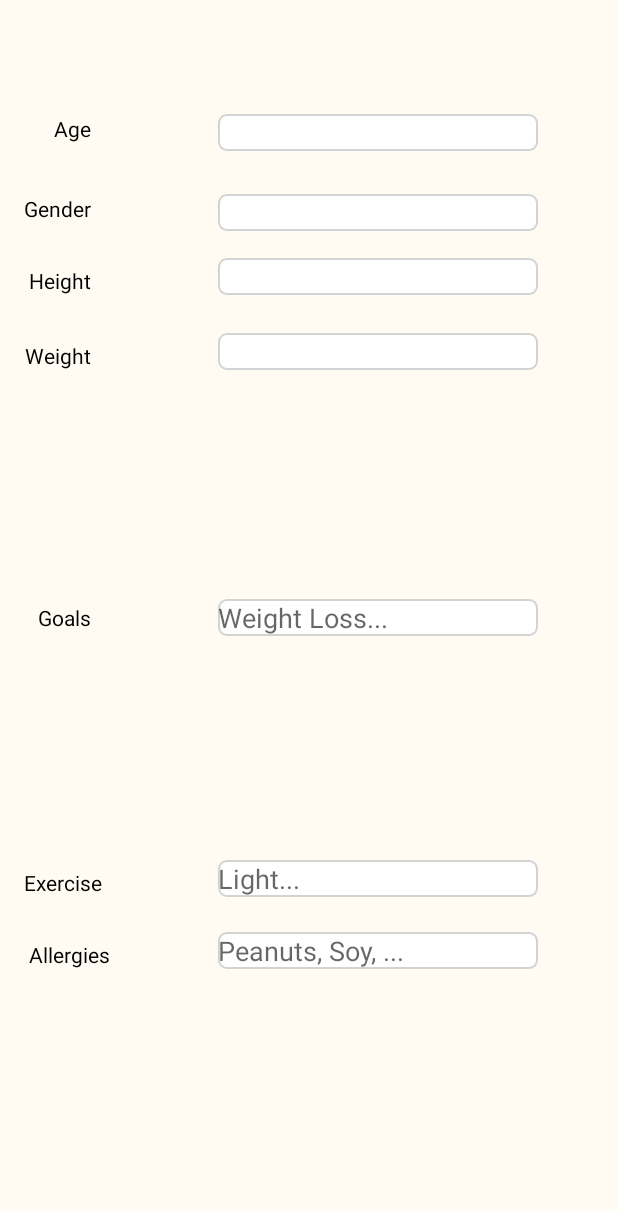
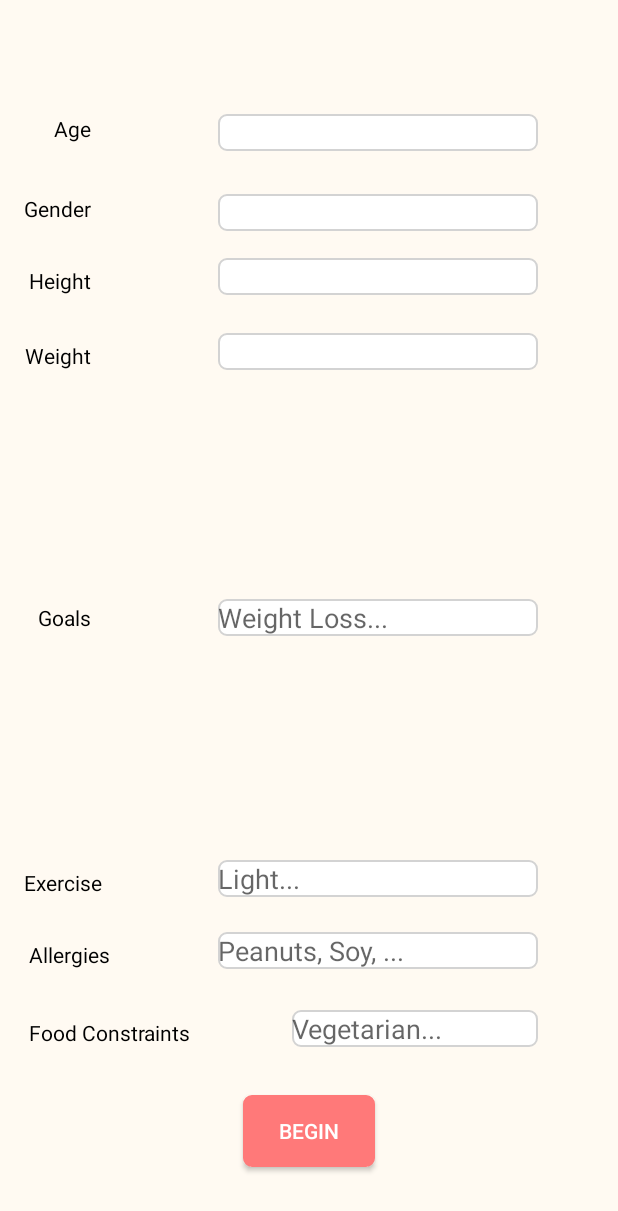
Before and after one commit to nashanator17/NutritionAI, an Android app: the SignupActivity screen opened directly, with no data from a screen before it, on a phone screen of 412 x 824 dp. Shown: the top 1211 px of the screen. Run offline under Robolectric (Android 15) with nearby library versions, the phone set to English and light mode, and no system bars.

Commit message:
Added signup screen button and navigation to main screen

```diff
--- a/MobileDev/app/src/main/java/com/example/djabbour/basquette/SignupActivity.java
+++ b/MobileDev/app/src/main/java/com/example/djabbour/basquette/SignupActivity.java
@@ -1,7 +1,10 @@
 package com.example.djabbour.basquette;
 
+import android.content.Intent;
 import android.os.Bundle;
 import android.support.v7.app.AppCompatActivity;
+import android.view.View;
+import android.widget.Button;
 
 public class SignupActivity extends AppCompatActivity {
 
@@ -9,6 +12,18 @@ public class SignupActivity extends AppCompatActivity {
     protected void onCreate(Bundle savedInstanceState) {
         super.onCreate(savedInstanceState);
         setContentView(R.layout.activity_signup);
+
+        Button beginButton = (Button) findViewById(R.id.beginButton);
+
+        //Navigate to main screen on login
+        beginButton.setOnClickListener(new View.OnClickListener() {
+            @Override
+            public void onClick(View view) {
+                Intent intent = new Intent(SignupActivity.this, MainActivity.class);
+                startActivity(intent);
+            }
+        });
     }
 
+
 }
--- a/MobileDev/app/src/main/res/layout/activity_signup.xml
+++ b/MobileDev/app/src/main/res/layout/activity_signup.xml
@@ -80,6 +80,15 @@
         android:text="Allergies"
         android:textColor="@color/black" />
 
+    <TextView
+        android:id="@+id/restrictionsTitle"
+        android:layout_width="wrap_content"
+        android:layout_height="wrap_content"
+        android:layout_alignBottom="@+id/restrictions"
+        android:layout_alignStart="@+id/heightTitle"
+        android:text="Food Constraints"
+        android:textColor="@color/black" />
+
     <EditText
         android:id="@+id/age"
         android:layout_width="wrap_content"
@@ -147,4 +156,27 @@
         android:ems="10"
         android:hint="Peanuts, Soy, ..." />
 
+    <EditText
+        android:id="@+id/restrictions"
+        android:layout_width="164dp"
+        android:layout_height="wrap_content"
+        android:layout_alignEnd="@+id/age"
+        android:layout_alignParentBottom="true"
+        android:layout_marginBottom="126dp"
+        android:background="@drawable/textback"
+        android:ems="10"
+        android:hint="Vegetarian..." />
+
+    <Button
+        android:id="@+id/beginButton"
+        android:layout_width="wrap_content"
+        android:layout_height="wrap_content"
+        android:layout_alignParentBottom="true"
+        android:layout_centerHorizontal="true"
+        android:layout_marginBottom="46dp"
+        android:background="@drawable/loginbutton"
+        android:padding="10dp"
+        android:text="Begin"
+        android:textColor="#ffffff" />
+
 </RelativeLayout>
```
